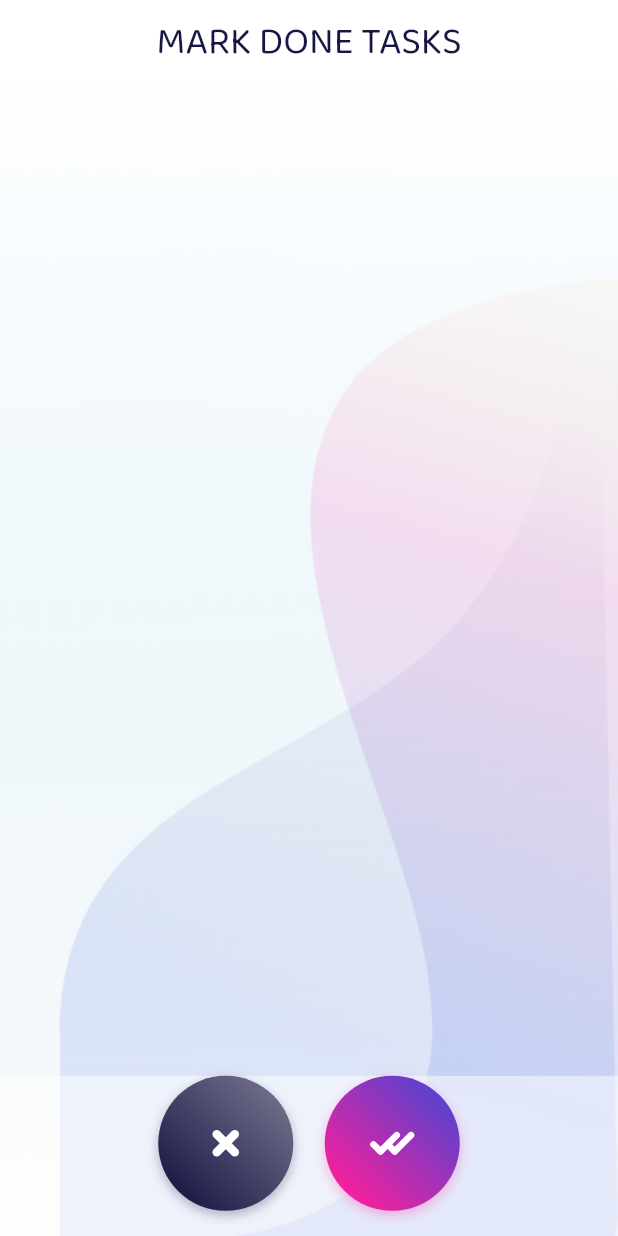
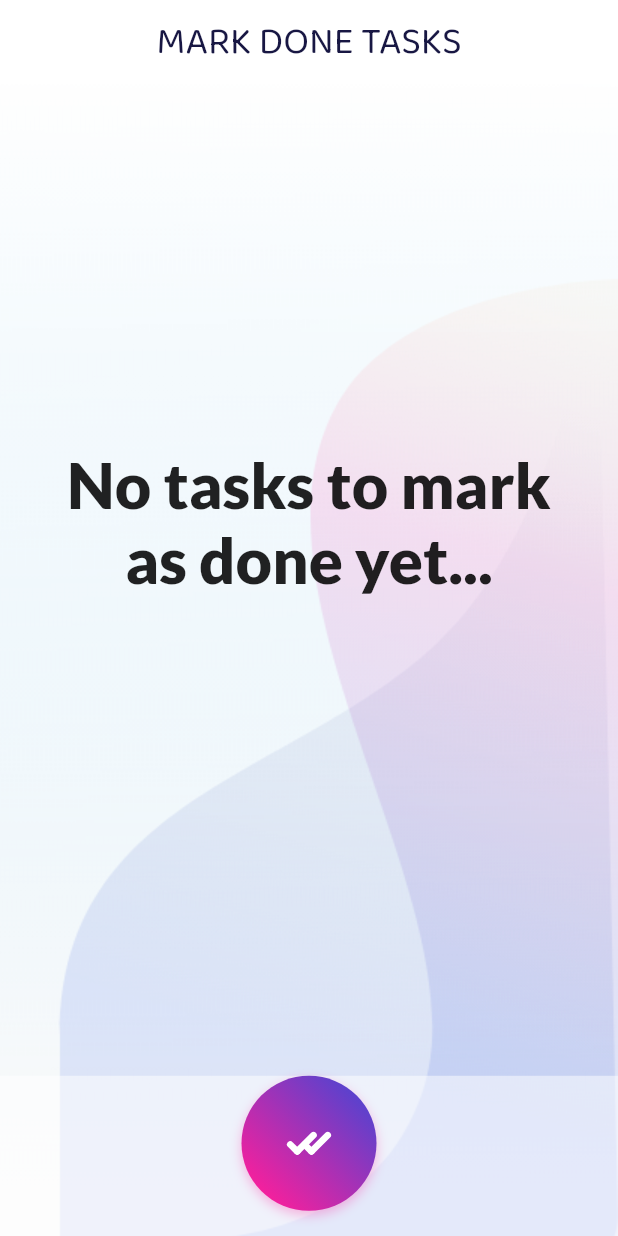
Before and after one commit to SixtusMiracle/my_day, a Flutter app: the MarkDone screen opened directly, on a phone screen of 412 x 824 dp. Run offline on Flutter 3.47's test engine with Material 2 defaults, Android fonts, the light colour scheme and no system bars; our stand-ins replace flutter_riverpod, flutter_svg, sqflite; accounts and stored records are empty.

Commit message:
fixed marking issue
by adding key to the task card

```diff
--- a/lib/data/sql_waitress.dart
+++ b/lib/data/sql_waitress.dart
@@ -44,10 +44,14 @@ class SqlWaitress {
     return db.query("tasks", orderBy: "id DESC");
   }
 
-  static Future<void> updateTaskAsDone(int id) async {
+  static Future<void> updateTaskStatus(int id, bool isDone) async {
     final db = await database();
 
-    await db.rawUpdate("UPDATE tasks SET isDone = ? WHERE id = ?", [1, id]);
+    if (isDone) {
+      await db.rawUpdate("UPDATE tasks SET isDone = ? WHERE id = ?", [1, id]);
+    } else {
+      await db.rawUpdate("UPDATE tasks SET isDone = ? WHERE id = ?", [0, id]);
+    }
   }
 
   static Future<void> deleteTask(int id) async {
--- a/lib/models/task.dart
+++ b/lib/models/task.dart
@@ -10,7 +10,7 @@ class Task {
     required this.description,
     required this.icon,
     required this.schedule,
-    this.isDone = false,
+    required this.isDone,
   });
 
   factory Task.fromMap(Map<String, dynamic> json) => Task(
--- a/lib/screens/done_tasks/components/body.dart
+++ b/lib/screens/done_tasks/components/body.dart
@@ -38,7 +38,7 @@ class Body extends StatelessWidget {
                           ? Padding(
                               padding: EdgeInsets.symmetric(
                                 horizontal: miDefaultSize,
-                                vertical: miDefaultSize * 20,
+                                vertical: miDefaultSize * 15,
                               ),
                               child: Text(
                                 "No done tasks yet...",
--- a/lib/screens/home/components/new_task/mi_new_task_sidebar.dart
+++ b/lib/screens/home/components/new_task/mi_new_task_sidebar.dart
@@ -271,6 +271,7 @@ class _MiNewTaskSidebarState extends State<MiNewTaskSidebar> {
                                               schedule: DateTime
                                                   .fromMillisecondsSinceEpoch(
                                                       newTask["schedule"]),
+                                              isDone: false,
                                             ));
                                             Navigator.pop(context);
                                           } else {
--- a/lib/screens/mark_done/components/body.dart
+++ b/lib/screens/mark_done/components/body.dart
@@ -34,12 +34,29 @@ class Body extends StatelessWidget {
                           .where((Task task) => task.isDone == false)
                           .toList();
 
-                      return Expanded(
+                      return undoneTasks.length == 0
+                          ? Padding(
+                              padding: EdgeInsets.symmetric(
+                                horizontal: miDefaultSize,
+                                vertical: miDefaultSize * 15,
+                              ),
+                              child: Text(
+                                "No tasks to mark as done yet...",
+                                style: TextStyle(
+                                  fontFamily: "Lato Black",
+                                  fontSize: miDefaultSize * 3,
+                                ),
+                                textAlign: TextAlign.center,
+                              ),
+                            )
+                          : Expanded(
                               child: ListView.builder(
                                 physics: BouncingScrollPhysics(),
                                 itemCount: undoneTasks.length,
-                          itemBuilder: (BuildContext context, int index) =>
+                                itemBuilder:
+                                    (BuildContext context, int index) =>
                                         TaskCard(
+                                  key: ValueKey(undoneTasks[index].id),
                                   task: undoneTasks[index],
                                   isMarkDoneScreen: true,
                                 ),
--- a/lib/services/task_service.dart
+++ b/lib/services/task_service.dart
@@ -49,9 +49,9 @@ class TaskService {
     }
   }
 
-  Future<String> markTaskAsDone(int id) async {
+  Future<String> setTaskStatusInDatabase(int id, bool isDone) async {
     try {
-      await SqlWaitress.updateTaskAsDone(id);
+      await SqlWaitress.updateTaskStatus(id, isDone);
 
       return "success";
     } catch (e) {
--- a/lib/shared/util/mi_bottom_app_bar.dart
+++ b/lib/shared/util/mi_bottom_app_bar.dart
@@ -30,22 +30,6 @@ class MiBottomAppBar extends StatelessWidget {
               : MainAxisAlignment.spaceEvenly,
           children: isMarkDoneScreen
               ? <Widget>[
-                  CircularGradientIcon(
-                    icon: miIcons["times"],
-                    boxShadow: [
-                      BoxShadow(
-                        color: const Color(0x4d181743),
-                        offset: Offset(0, 3),
-                        blurRadius: 6,
-                      ),
-                    ],
-                    press: () => Navigator.pop(context),
-                    height: 90,
-                    width: 90,
-                    markDoneScreen: true,
-                    allPadding: miDefaultSize * 2.5,
-                  ),
-                  SizedBox(width: miDefaultSize * 1.5),
                   CircularGradientIcon(
                     icon: miIcons["double_tick"],
                     boxShadow: [
```
Also changed, not shown: lib/providers/task_notifier.dart (+10 -5 lines), lib/shared/util/task_card.dart (+20 -13 lines). Lines whose indentation alone changed are shown as unchanged.
